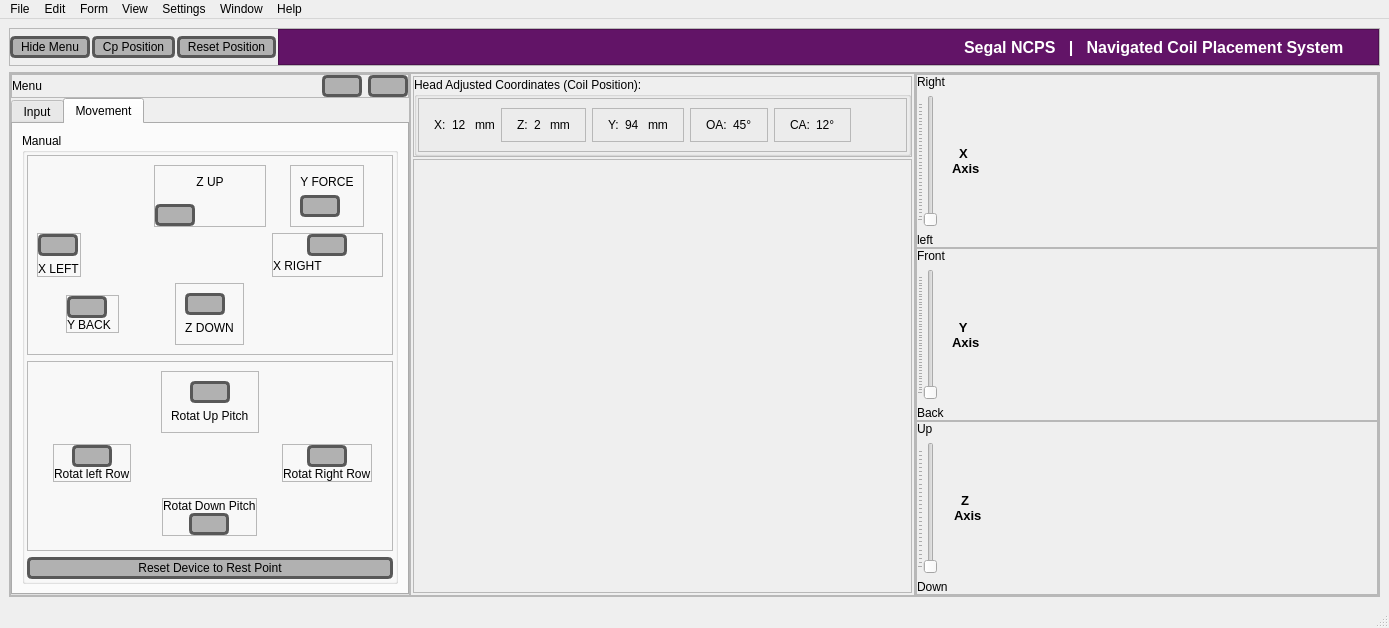
Above: project/UI/Ui12.ui from marrahseg/SegalNcps before the change. Below: the same form after it.
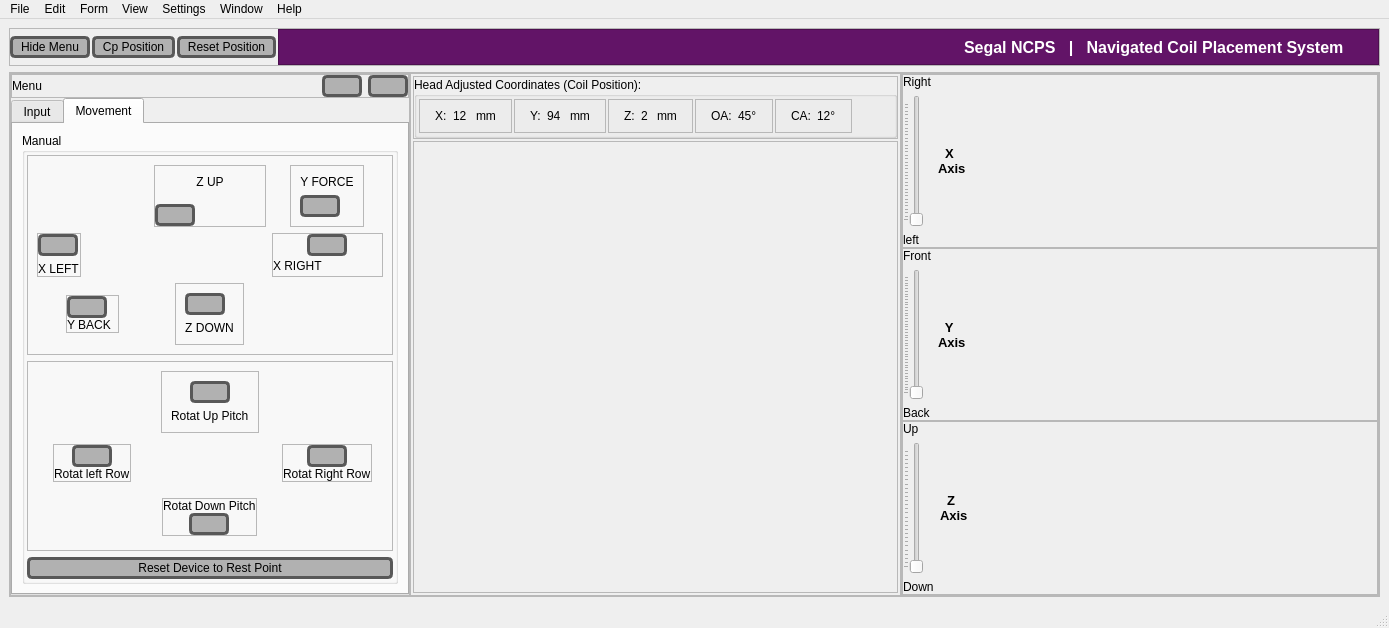
That is the form after the change. Icons and pictures are not drawn.

Patch:
```diff
--- a/project/UI/Ui12.ui
+++ b/project/UI/Ui12.ui
@@ -1865,21 +1865,21 @@
                <property name="title">
                 <string>Head Adjusted Coordinates (Coil Position):</string>
                </property>
-               <layout class="QVBoxLayout" name="verticalLayout_15">
+               <layout class="QHBoxLayout" name="horizontalLayout">
                 <property name="spacing">
-                 <number>0</number>
+                 <number>2</number>
                 </property>
                 <property name="leftMargin">
-                 <number>1</number>
+                 <number>2</number>
                 </property>
                 <property name="topMargin">
-                 <number>1</number>
+                 <number>2</number>
                 </property>
                 <property name="rightMargin">
-                 <number>1</number>
+                 <number>2</number>
                 </property>
                 <property name="bottomMargin">
-                 <number>1</number>
+                 <number>2</number>
                 </property>
                 <item>
                  <widget class="QFrame" name="frame_60">
@@ -1932,57 +1932,6 @@
                      </property>
                     </widget>
                    </item>
-                   <item>
-                    <widget class="QFrame" name="frame_64">
-                     <property name="font">
-                      <font>
-                       <family>Segoe UI</family>
-                      </font>
-                     </property>
-                     <property name="frameShape">
-                      <enum>QFrame::StyledPanel</enum>
-                     </property>
-                     <property name="frameShadow">
-                      <enum>QFrame::Raised</enum>
-                     </property>
-                     <layout class="QHBoxLayout" name="horizontalLayout_26">
-                      <property name="leftMargin">
-                       <number>15</number>
-                      </property>
-                      <property name="rightMargin">
-                       <number>15</number>
-                      </property>
-                      <item>
-                       <widget class="QLabel" name="label_26">
-                        <property name="font">
-                         <font>
-                          <family>Segoe UI</family>
-                         </font>
-                        </property>
-                        <property name="text">
-                         <string>Z:</string>
-                        </property>
-                       </widget>
-                      </item>
-                      <item>
-                       <widget class="QLabel" name="ZlabelShow">
-                        <property name="font">
-                         <font>
-                          <family>Segoe UI</family>
-                         </font>
-                        </property>
-                        <property name="text">
-                         <string>2 </string>
-                        </property>
-                       </widget>
-                      </item>
-                      <item>
-                       <widget class="QLabel" name="label_9">
-                        <property name="text">
-                         <string>mm</string>
-                        </property>
-                       </widget>
-                      </item>
                      </layout>
                     </widget>
                    </item>
@@ -2040,6 +1989,60 @@
                      </layout>
                     </widget>
                    </item>
+                <item>
+                 <widget class="QFrame" name="frame_64">
+                  <property name="font">
+                   <font>
+                    <family>Segoe UI</family>
+                   </font>
+                  </property>
+                  <property name="frameShape">
+                   <enum>QFrame::StyledPanel</enum>
+                  </property>
+                  <property name="frameShadow">
+                   <enum>QFrame::Raised</enum>
+                  </property>
+                  <layout class="QHBoxLayout" name="horizontalLayout_26">
+                   <property name="leftMargin">
+                    <number>15</number>
+                   </property>
+                   <property name="rightMargin">
+                    <number>15</number>
+                   </property>
+                   <item>
+                    <widget class="QLabel" name="label_26">
+                     <property name="font">
+                      <font>
+                       <family>Segoe UI</family>
+                      </font>
+                     </property>
+                     <property name="text">
+                      <string>Z:</string>
+                     </property>
+                    </widget>
+                   </item>
+                   <item>
+                    <widget class="QLabel" name="ZlabelShow">
+                     <property name="font">
+                      <font>
+                       <family>Segoe UI</family>
+                      </font>
+                     </property>
+                     <property name="text">
+                      <string>2 </string>
+                     </property>
+                    </widget>
+                   </item>
+                   <item>
+                    <widget class="QLabel" name="label_9">
+                     <property name="text">
+                      <string>mm</string>
+                     </property>
+                    </widget>
+                   </item>
+                  </layout>
+                 </widget>
+                </item>
                    <item>
                     <widget class="QFrame" name="frame_63">
                      <property name="font">
@@ -2158,9 +2161,6 @@
                </layout>
               </widget>
              </item>
-            </layout>
-           </widget>
-          </item>
           <item>
            <widget class="QFrame" name="frame_8">
             <property name="sizePolicy">
@@ -2197,7 +2197,11 @@
               <number>2</number>
              </property>
              <item row="0" column="0">
-              <layout class="QVBoxLayout" name="verticalLayout_38"/>
+              <layout class="QVBoxLayout" name="verticalLayout_38">
+               <property name="spacing">
+                <number>0</number>
+               </property>
+              </layout>
              </item>
             </layout>
            </widget>
```
Lines whose indentation alone changed are shown as unchanged.
